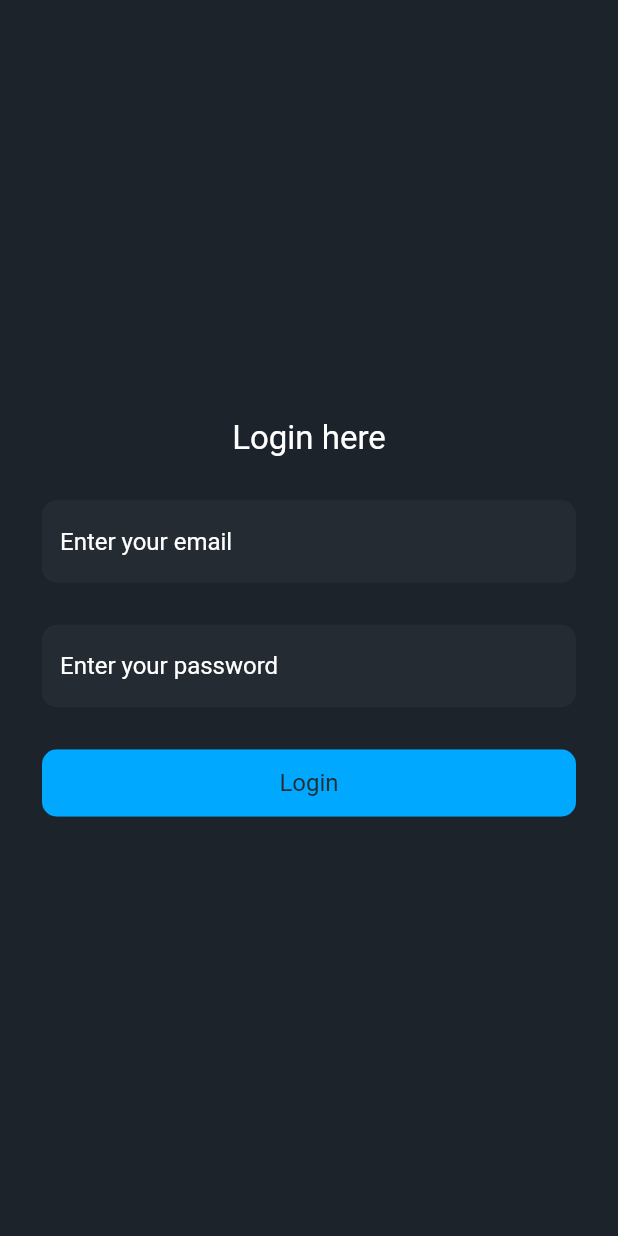
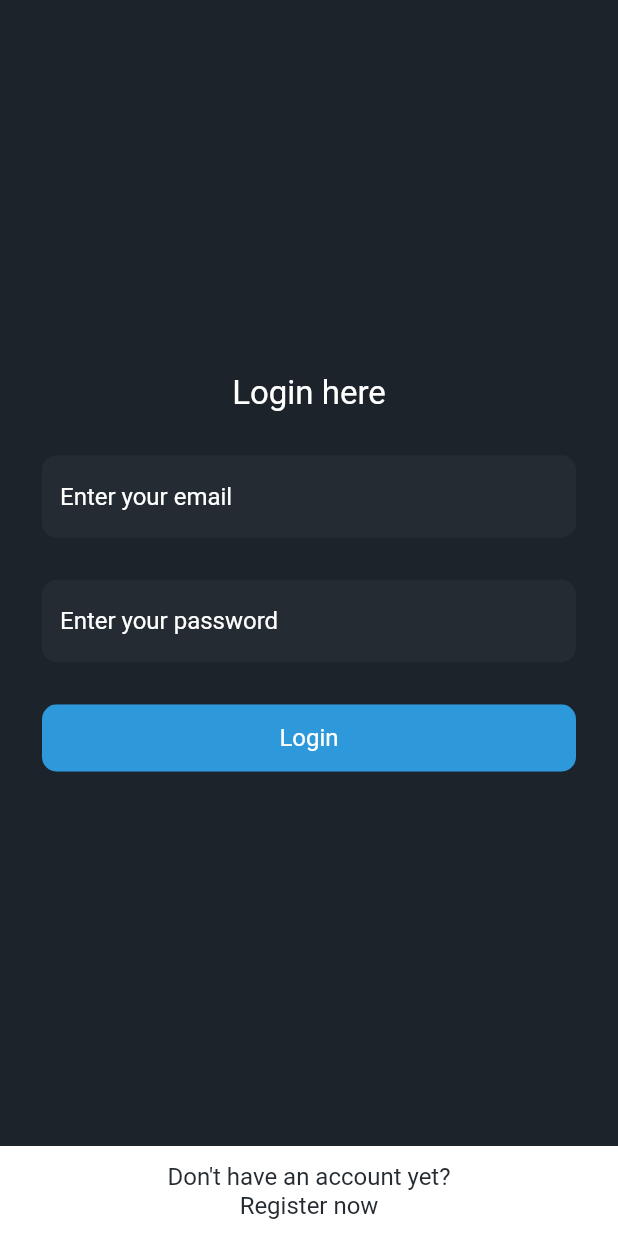
Before and after one commit to izaanjahangir/flutter-chat-app, a Flutter app: the screen it shows after launch, on a phone screen of 412 x 824 dp. Run offline on Flutter 3.47's test engine with Material 2 defaults, Android fonts, the phone set to English and light mode, and no system bars.

Commit message:
improvement in login screen UI

```diff
--- a/lib/components/button/button.dart
+++ b/lib/components/button/button.dart
@@ -23,7 +23,7 @@ class Button extends StatelessWidget {
             child: Center(
                 child: Text(
               label,
-              style: TextStyle(color: light_black, fontSize: normal_font),
+              style: TextStyle(color: white, fontSize: normal_font),
             )),
           ),
         ),
--- a/lib/config/theme_colors.dart
+++ b/lib/config/theme_colors.dart
@@ -4,4 +4,4 @@ const Color light_black = Color(0xff252b32);
 const Color dark_black = Color(0xff1d232a);
 const Color white = Colors.white;
 const Color light_white = Color.fromRGBO(255, 255, 255, 0.3);
-const Color light_blue = Color(0xff00a8ff);
+const Color light_blue = Color(0xff2d98da);
--- a/lib/screens/login/login.dart
+++ b/lib/screens/login/login.dart
@@ -15,26 +15,8 @@ class _LoginState extends State<Login> {
 
   @override
   Widget build(BuildContext context) {
-    return SafeArea(
-      child: GestureDetector(
-        onTap: () {
-          Helpers.dismissKeyboardOnTap(context);
-        },
-        child: Scaffold(
-          body: Container(
-            width: double.infinity,
-            padding: const EdgeInsets.symmetric(horizontal: medium_space),
-            child: Column(
-              mainAxisAlignment: MainAxisAlignment.center,
-              children: [
-                Text(
-                  "Login here",
-                  style: TextStyle(color: white, fontSize: medium_font),
-                ),
-                SizedBox(
-                  height: medium_space,
-                ),
-                Form(
+    Widget renderForm() {
+      return Form(
           key: _formKey,
           child: Column(
             children: [
@@ -51,10 +33,59 @@ class _LoginState extends State<Login> {
               ),
               Button(label: "Login")
             ],
-                    ))
+          ));
+    }
+
+    Widget renderFooter() {
+      return Container(
+        height: 60,
+        width: double.infinity,
+        color: white,
+        child: Column(
+          mainAxisAlignment: MainAxisAlignment.center,
+          children: [
+            Text(
+              "Don't have an account yet?",
+              style: TextStyle(color: light_black, fontSize: normal_font),
+            ),
+            Text("Register now",
+                style: TextStyle(color: light_black, fontSize: normal_font))
           ],
         ),
+      );
+    }
+
+    return SafeArea(
+      child: GestureDetector(
+        onTap: () {
+          Helpers.dismissKeyboardOnTap(context);
+        },
+        child: Scaffold(
+          body: Container(
+            width: double.infinity,
             color: dark_black,
+            child: Column(
+              children: [
+                Expanded(
+                    child: Padding(
+                  padding: const EdgeInsets.symmetric(horizontal: medium_space),
+                  child: Column(
+                    mainAxisAlignment: MainAxisAlignment.center,
+                    children: [
+                      Text(
+                        "Login here",
+                        style: TextStyle(color: white, fontSize: medium_font),
+                      ),
+                      SizedBox(
+                        height: medium_space,
+                      ),
+                      renderForm(),
+                    ],
+                  ),
+                )),
+                renderFooter()
+              ],
+            ),
           ),
         ),
       ),
```
Lines whose indentation alone changed are shown as unchanged.
